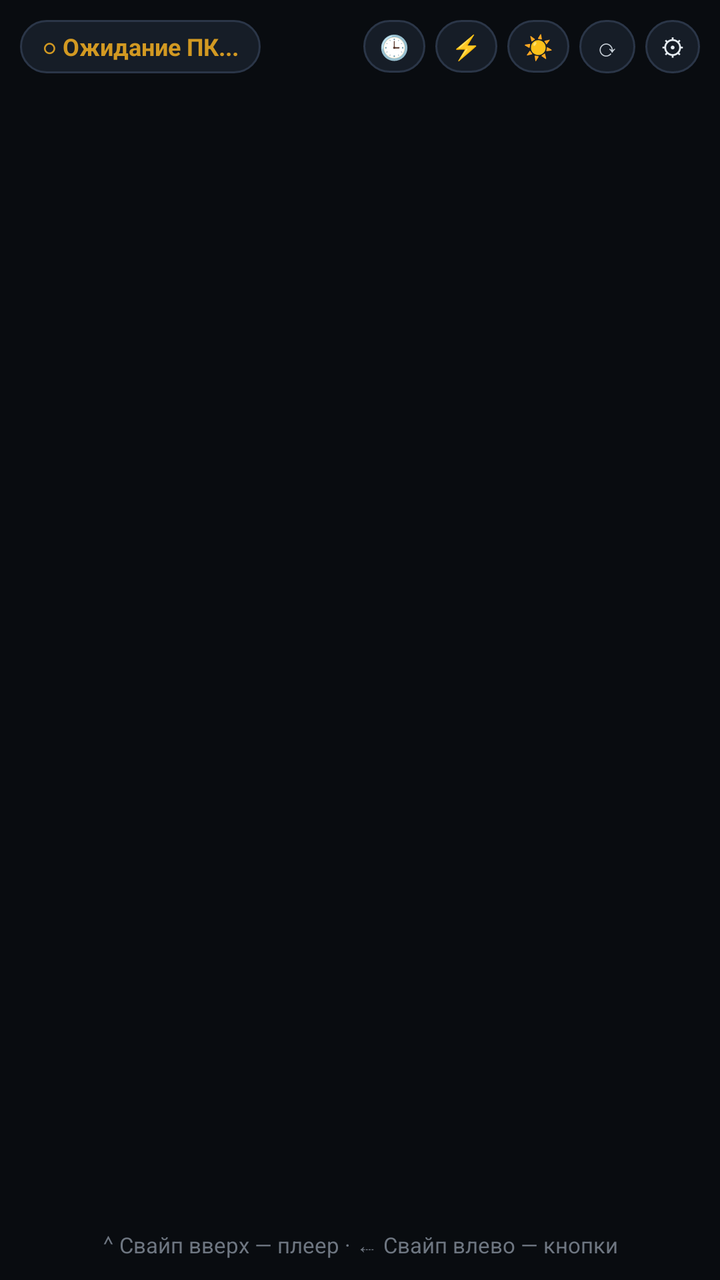
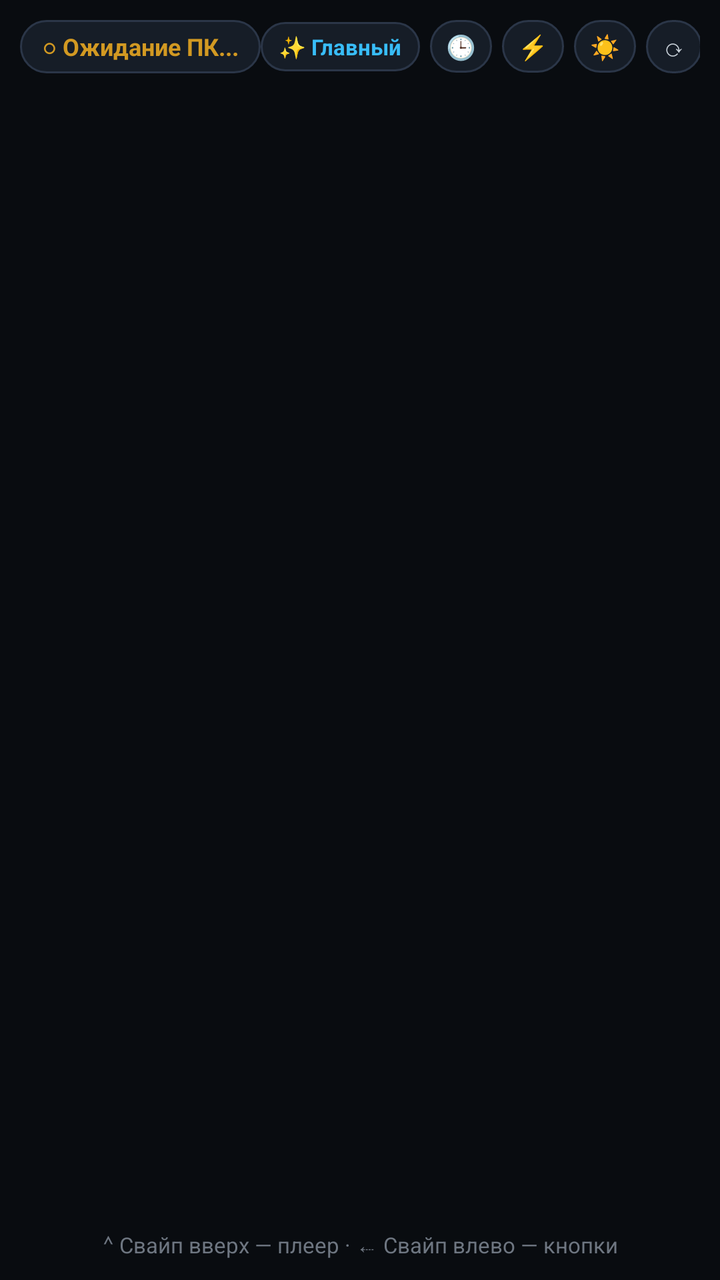

Two renders of the same Android screen: before a commit and after it. Below are the layout's source before the change and the commit's diff.
<!-- AndroidManifest.xml: application theme Theme.PCMonitorUSB -->
<!-- res/layout/activity_main.xml -->
<?xml version="1.0" encoding="utf-8"?>
<FrameLayout xmlns:android="http://schemas.android.com/apk/res/android"
    android:id="@+id/rootContainer"
    android:layout_width="match_parent"
    android:layout_height="match_parent"
    android:background="#090C10">

    
    <ImageView
        android:id="@+id/ivCustomBg"
        android:layout_width="match_parent"
        android:layout_height="match_parent"
        android:scaleType="centerCrop"
        android:visibility="gone" />

    <View
        android:id="@+id/customBgScrim"
        android:layout_width="match_parent"
        android:layout_height="match_parent"
        android:background="#88090C10"
        android:visibility="gone" />

    <LinearLayout
        android:id="@+id/rootLayout"
        android:layout_width="match_parent"
        android:layout_height="match_parent"
        android:orientation="vertical"
        android:padding="10dp">

        <LinearLayout
            android:layout_width="match_parent"
            android:layout_height="wrap_content"
            android:gravity="center_vertical"
            android:orientation="horizontal"
            android:paddingBottom="6dp">

            <TextView
                android:id="@+id/tvStatus"
                android:layout_width="wrap_content"
                android:layout_height="wrap_content"
                android:background="@drawable/status_pill_bg"
                android:paddingLeft="11dp"
                android:paddingTop="5dp"
                android:paddingRight="11dp"
                android:paddingBottom="5dp"
                android:text="○ Ожидание ПК..."
                android:textColor="#D29922"
                android:textSize="12sp"
                android:textStyle="bold" />

            <TextView
                android:id="@+id/tvGameName"
                android:layout_width="0dp"
                android:layout_height="wrap_content"
                android:layout_weight="1"
                android:ellipsize="end"
                android:maxLines="1"
                android:paddingLeft="8dp"
                android:paddingRight="6dp"
                android:text=""
                android:textColor="#8B949E"
                android:textSize="12sp" />

            <TextView
                android:id="@+id/btnUpdateApp"
                android:layout_width="wrap_content"
                android:layout_height="wrap_content"
                android:layout_marginEnd="5dp"
                android:background="@drawable/status_pill_bg"
                android:paddingLeft="9dp"
                android:paddingTop="5dp"
                android:paddingRight="9dp"
                android:paddingBottom="5dp"
                android:text="⬇ Обновить"
                android:textColor="#3FB950"
                android:textSize="11sp"
                android:textStyle="bold"
                android:visibility="gone" />

            <TextView
                android:id="@+id/btnClockMode"
                android:layout_width="wrap_content"
                android:layout_height="wrap_content"
                android:layout_marginEnd="5dp"
                android:background="@drawable/status_pill_bg"
                android:paddingLeft="8dp"
                android:paddingTop="5dp"
                android:paddingRight="8dp"
                android:paddingBottom="5dp"
                android:text="🕒"
                android:textColor="#E6EDF3"
                android:textSize="12sp" />

            <TextView
                android:id="@+id/btnMacros"
                android:layout_width="wrap_content"
                android:layout_height="wrap_content"
                android:layout_marginEnd="5dp"
                android:background="@drawable/status_pill_bg"
                android:paddingLeft="8dp"
                android:paddingTop="5dp"
                android:paddingRight="8dp"
                android:paddingBottom="5dp"
                android:text="⚡"
                android:textColor="#E6EDF3"
                android:textSize="12sp" />

            <TextView
                android:id="@+id/btnDim"
                android:layout_width="wrap_content"
                android:layout_height="wrap_content"
                android:layout_marginEnd="5dp"
                android:background="@drawable/status_pill_bg"
                android:paddingLeft="8dp"
                android:paddingTop="5dp"
                android:paddingRight="8dp"
                android:paddingBottom="5dp"
                android:text="☀"
                android:textColor="#C9D1D9"
                android:textSize="12sp" />

            <TextView
                android:id="@+id/btnRotate"
                android:layout_width="wrap_content"
                android:layout_height="wrap_content"
                android:layout_marginEnd="5dp"
                android:background="@drawable/status_pill_bg"
                android:paddingLeft="8dp"
                android:paddingTop="5dp"
                android:paddingRight="8dp"
                android:paddingBottom="5dp"
                android:text="⟳"
                android:textColor="#C9D1D9"
                android:textSize="12sp" />

            <TextView
                android:id="@+id/btnSettings"
                android:layout_width="wrap_content"
                android:layout_height="wrap_content"
                android:background="@drawable/status_pill_bg"
                android:paddingLeft="8dp"
                android:paddingTop="5dp"
                android:paddingRight="8dp"
                android:paddingBottom="5dp"
                android:text="⚙"
                android:textColor="#E6EDF3"
                android:textSize="12sp" />
        </LinearLayout>

        <GridLayout
            android:id="@+id/metricsGrid"
            android:layout_width="match_parent"
            android:layout_height="0dp"
            android:layout_weight="1"
            android:alignmentMode="alignBounds"
            android:useDefaultMargins="false" />

        <TextView
            android:id="@+id/tvMiniMedia"
            android:layout_width="match_parent"
            android:layout_height="wrap_content"
            android:ellipsize="end"
            android:gravity="center"
            android:maxLines="1"
            android:paddingTop="4dp"
            android:text="⌃ Свайп вверх — плеер · ⇠ Свайп влево — кнопки"
            android:textColor="#6E7681"
            android:textSize="11sp" />
    </LinearLayout>

    
    <LinearLayout
        android:id="@+id/standbyOverlay"
        android:layout_width="match_parent"
        android:layout_height="match_parent"
        android:background="#E605070A"
        android:gravity="center"
        android:orientation="vertical"
        android:padding="24dp"
        android:visibility="gone">

        <TextView
            android:id="@+id/tvClockTime"
            android:layout_width="wrap_content"
            android:layout_height="wrap_content"
            android:fontFamily="monospace"
            android:text="12:00"
            android:textColor="#FFFFFF"
            android:textSize="76sp"
            android:textStyle="bold" />

        <TextView
            android:id="@+id/tvClockDate"
            android:layout_width="wrap_content"
            android:layout_height="wrap_content"
            android:layout_marginTop="4dp"
            android:text=""
            android:textColor="#8B949E"
            android:textSize="16sp" />

        <TextView
            android:id="@+id/tvClockMedia"
            android:layout_width="wrap_content"
            android:layout_height="wrap_content"
            android:layout_marginTop="20dp"
            android:background="@drawable/glass_pill"
            android:ellipsize="end"
            android:maxLines="1"
            android:paddingLeft="16dp"
            android:paddingTop="7dp"
            android:paddingRight="16dp"
            android:paddingBottom="7dp"
            android:text="Нажми в любом месте — вернуться к датчикам"
            android:textColor="#C9D1D9"
            android:textSize="13sp" />
    </LinearLayout>

    
    <FrameLayout
        android:id="@+id/mediaOverlay"
        android:layout_width="match_parent"
        android:layout_height="match_parent"
        android:background="#090C10"
        android:visibility="gone">

        <ImageView
            android:id="@+id/ivMediaBackdrop"
            android:layout_width="match_parent"
            android:layout_height="match_parent"
            android:alpha="0.88"
            android:scaleType="centerCrop" />

        <View
            android:id="@+id/mediaScrim"
            android:layout_width="match_parent"
            android:layout_height="match_parent"
            android:background="@drawable/media_scrim" />

        <LinearLayout
            android:layout_width="match_parent"
            android:layout_height="match_parent"
            android:gravity="center_horizontal"
            android:orientation="vertical"
            android:paddingLeft="20dp"
            android:paddingTop="12dp"
            android:paddingRight="20dp"
            android:paddingBottom="14dp">

            <View
                android:id="@+id/btnCloseMedia"
                android:layout_width="48dp"
                android:layout_height="5dp"
                android:layout_marginBottom="10dp"
                android:background="@drawable/glass_pill" />

            <LinearLayout
                android:id="@+id/mediaBody"
                android:layout_width="match_parent"
                android:layout_height="0dp"
                android:layout_weight="1"
                android:gravity="center"
                android:orientation="horizontal">

                <ImageView
                    android:id="@+id/ivMediaArt"
                    android:layout_width="148dp"
                    android:layout_height="148dp"
                    android:layout_margin="12dp"
                    android:background="@drawable/card_bg"
                    android:elevation="16dp"
                    android:scaleType="centerCrop"
                    android:visibility="gone" />

                <LinearLayout
                    android:id="@+id/mediaRightCol"
                    android:layout_width="0dp"
                    android:layout_height="wrap_content"
                    android:layout_weight="1"
                    android:gravity="center_horizontal"
                    android:orientation="vertical"
                    android:paddingLeft="8dp"
                    android:paddingRight="8dp">

                    <LinearLayout
                        android:layout_width="wrap_content"
                        android:layout_height="wrap_content"
                        android:gravity="center_vertical"
                        android:orientation="horizontal">

                        <TextView
                            android:id="@+id/tvMediaStatus"
                            android:layout_width="wrap_content"
                            android:layout_height="wrap_content"
                            android:letterSpacing="0.08"
                            android:text="NOW PLAYING"
                            android:textAllCaps="true"
                            android:textColor="#58A6FF"
                            android:textSize="11sp"
                            android:textStyle="bold" />

                        <com.pcmonitor.usb.AudioVisualizerView
                            android:id="@+id/audioVisualizer"
                            android:layout_width="96dp"
                            android:layout_height="18dp"
                            android:layout_marginStart="10dp" />
                    </LinearLayout>

                    <TextView
                        android:id="@+id/tvMediaTitle"
                        android:layout_width="match_parent"
                        android:layout_height="wrap_content"
                        android:layout_marginTop="6dp"
                        android:ellipsize="end"
                        android:gravity="center"
                        android:maxLines="2"
                        android:text="Ничего не играет"
                        android:textColor="#FFFFFF"
                        android:textSize="22sp"
                        android:textStyle="bold" />

                    <TextView
                        android:id="@+id/tvMediaArtist"
                        android:layout_width="match_parent"
                        android:layout_height="wrap_content"
                        android:layout_marginTop="2dp"
                        android:ellipsize="end"
                        android:gravity="center"
                        android:maxLines="1"
                        android:text=""
                        android:textColor="#C2CCD6"
                        android:textSize="14sp" />

                    <ProgressBar
                        android:id="@+id/mediaProgress"
                        style="?android:attr/progressBarStyleHorizontal"
                        android:layout_width="match_parent"
                        android:layout_height="4dp"
                        android:layout_marginTop="12dp"
                        android:max="1000"
                        android:progress="0" />

                    <LinearLayout
                        android:layout_width="match_parent"
                        android:layout_height="wrap_content"
                        android:layout_marginTop="3dp"
                        android:orientation="horizontal">

                        <TextView
                            android:id="@+id/tvMediaPos"
                            android:layout_width="0dp"
                            android:layout_height="wrap_content"
                            android:layout_weight="1"
                            android:fontFamily="monospace"
                            android:text="0:00"
                            android:textColor="#9AA6B2"
                            android:textSize="11sp" />

                        <TextView
                            android:id="@+id/tvMediaDur"
                            android:layout_width="wrap_content"
                            android:layout_height="wrap_content"
                            android:fontFamily="monospace"
                            android:text="0:00"
                            android:textColor="#9AA6B2"
                            android:textSize="11sp" />
                    </LinearLayout>

                    <LinearLayout
                        android:layout_width="wrap_content"
                        android:layout_height="wrap_content"
                        android:layout_marginTop="12dp"
                        android:gravity="center"
                        android:orientation="horizontal">

                        <ImageView
                            android:id="@+id/btnPrev"
                            android:layout_width="48dp"
                            android:layout_height="48dp"
                            android:layout_marginEnd="18dp"
                            android:background="@drawable/glass_circle_btn"
                            android:padding="11dp"
                            android:src="@drawable/ic_prev" />

                        <ImageView
                            android:id="@+id/btnPlayPause"
                            android:layout_width="62dp"
                            android:layout_height="62dp"
                            android:layout_marginEnd="18dp"
                            android:background="@drawable/glass_circle_btn"
                            android:elevation="8dp"
                            android:padding="15dp"
                            android:src="@drawable/ic_play" />

                        <ImageView
                            android:id="@+id/btnNext"
                            android:layout_width="48dp"
                            android:layout_height="48dp"
                            android:background="@drawable/glass_circle_btn"
                            android:padding="11dp"
                            android:src="@drawable/ic_next" />
                    </LinearLayout>

                    <LinearLayout
                        android:layout_width="wrap_content"
                        android:layout_height="38dp"
                        android:layout_marginTop="12dp"
                        android:background="@drawable/glass_pill"
                        android:gravity="center"
                        android:orientation="horizontal"
                        android:paddingLeft="10dp"
                        android:paddingRight="10dp">

                        <ImageView
                            android:id="@+id/btnVolDown"
                            android:layout_width="36dp"
                            android:layout_height="36dp"
                            android:padding="8dp"
                            android:src="@drawable/ic_vol_down" />

                        <ImageView
                            android:id="@+id/btnVolMute"
                            android:layout_width="36dp"
                            android:layout_height="36dp"
                            android:layout_marginStart="6dp"
                            android:layout_marginEnd="6dp"
                            android:padding="8dp"
                            android:src="@drawable/ic_vol_mute" />

                        <ImageView
                            android:id="@+id/btnVolUp"
                            android:layout_width="36dp"
                            android:layout_height="36dp"
                            android:padding="8dp"
                            android:src="@drawable/ic_vol_up" />
                    </LinearLayout>
                </LinearLayout>
            </LinearLayout>
        </LinearLayout>
    </FrameLayout>

    
    <LinearLayout
        android:id="@+id/macroOverlay"
        android:layout_width="match_parent"
        android:layout_height="match_parent"
        android:background="#F5090C10"
        android:orientation="vertical"
        android:padding="12dp"
        android:visibility="gone">

        <LinearLayout
            android:layout_width="match_parent"
            android:layout_height="wrap_content"
            android:gravity="center_vertical"
            android:orientation="horizontal"
            android:paddingBottom="6dp">

            <TextView
                android:layout_width="0dp"
                android:layout_height="wrap_content"
                android:layout_weight="1"
                android:text="⚡ STREAM DECK"
                android:textColor="#E6EDF3"
                android:textSize="14sp"
                android:textStyle="bold" />

            <TextView
                android:id="@+id/btnCloseMacros"
                android:layout_width="wrap_content"
                android:layout_height="wrap_content"
                android:background="@drawable/status_pill_bg"
                android:paddingLeft="12dp"
                android:paddingTop="5dp"
                android:paddingRight="12dp"
                android:paddingBottom="5dp"
                android:text="✕ Свайп вправо"
                android:textColor="#8B949E"
                android:textSize="12sp" />
        </LinearLayout>

        
        <HorizontalScrollView
            android:id="@+id/obsBar"
            android:layout_width="match_parent"
            android:layout_height="wrap_content"
            android:layout_marginBottom="8dp"
            android:scrollbars="none"
            android:visibility="gone">

            <LinearLayout
                android:id="@+id/obsRow"
                android:layout_width="wrap_content"
                android:layout_height="wrap_content"
                android:gravity="center_vertical"
                android:orientation="horizontal">

                <TextView
                    android:id="@+id/btnObsStream"
                    android:layout_width="wrap_content"
                    android:layout_height="wrap_content"
                    android:layout_marginEnd="8dp"
                    android:background="@drawable/status_pill_bg"
                    android:paddingLeft="12dp"
                    android:paddingTop="6dp"
                    android:paddingRight="12dp"
                    android:paddingBottom="6dp"
                    android:text="● OBS Стрим"
                    android:textColor="#E6EDF3"
                    android:textSize="12sp"
                    android:textStyle="bold" />

                <TextView
                    android:id="@+id/btnObsRecord"
                    android:layout_width="wrap_content"
                    android:layout_height="wrap_content"
                    android:layout_marginEnd="10dp"
                    android:background="@drawable/status_pill_bg"
                    android:paddingLeft="12dp"
                    android:paddingTop="6dp"
                    android:paddingRight="12dp"
                    android:paddingBottom="6dp"
                    android:text="⏺ Запись"
                    android:textColor="#E6EDF3"
                    android:textSize="12sp"
                    android:textStyle="bold" />

                <LinearLayout
                    android:id="@+id/obsScenesRow"
                    android:layout_width="wrap_content"
                    android:layout_height="wrap_content"
                    android:orientation="horizontal" />
            </LinearLayout>
        </HorizontalScrollView>

        <GridLayout
            android:id="@+id/macroGrid"
            android:layout_width="match_parent"
            android:layout_height="0dp"
            android:layout_weight="1"
            android:alignmentMode="alignBounds"
            android:useDefaultMargins="false" />
    </LinearLayout>
</FrameLayout>
<!-- resources referenced by this layout -->
<resources>
  <!-- drawable card_bg (drawable) -->
  <?xml version="1.0" encoding="utf-8"?>
  <shape xmlns:android="http://schemas.android.com/apk/res/android" android:shape="rectangle">
      <solid android:color="#131922" />
      <stroke android:width="1dp" android:color="#243042" />
      <corners android:radius="14dp" />
  </shape>
  <!-- drawable glass_circle_btn (drawable) -->
  <?xml version="1.0" encoding="utf-8"?>
  <shape xmlns:android="http://schemas.android.com/apk/res/android" android:shape="oval">
      <solid android:color="#26FFFFFF" />
      <stroke android:width="1dp" android:color="#3DFFFFFF" />
  </shape>
  <!-- drawable glass_pill (drawable) -->
  <?xml version="1.0" encoding="utf-8"?>
  <shape xmlns:android="http://schemas.android.com/apk/res/android" android:shape="rectangle">
      <solid android:color="#24FFFFFF" />
      <stroke android:width="1dp" android:color="#33FFFFFF" />
      <corners android:radius="24dp" />
  </shape>
  <!-- drawable ic_next (drawable) -->
  <vector xmlns:android="http://schemas.android.com/apk/res/android"
      android:width="28dp" android:height="28dp" android:viewportWidth="24" android:viewportHeight="24">
      <path android:fillColor="#FFFFFF" android:pathData="M6,18l8.5,-6L6,6v12zM16,6v12h2V6h-2z"/>
  </vector>
  <!-- drawable ic_play (drawable) -->
  <vector xmlns:android="http://schemas.android.com/apk/res/android"
      android:width="34dp" android:height="34dp" android:viewportWidth="24" android:viewportHeight="24">
      <path android:fillColor="#090C10" android:pathData="M8,5.14v14l11,-7l-11,-7z"/>
  </vector>
  <!-- drawable ic_prev (drawable) -->
  <vector xmlns:android="http://schemas.android.com/apk/res/android"
      android:width="28dp" android:height="28dp" android:viewportWidth="24" android:viewportHeight="24">
      <path android:fillColor="#FFFFFF" android:pathData="M6,6h2v12H6V6zM9.5,12l8.5,6V6l-8.5,6z"/>
  </vector>
  <!-- drawable ic_vol_down (drawable) -->
  <vector xmlns:android="http://schemas.android.com/apk/res/android"
      android:width="20dp" android:height="20dp" android:viewportWidth="24" android:viewportHeight="24">
      <path android:fillColor="#E6EDF3" android:pathData="M18.5,12c0,-1.77 -1.02,-3.29 -2.5,-4.03v8.05c1.48,-0.73 2.5,-2.25 2.5,-4.02zM5,9v6h4l5,5V4L9,9H5z"/>
  </vector>
  <!-- drawable ic_vol_up (drawable) -->
  <vector xmlns:android="http://schemas.android.com/apk/res/android"
      android:width="20dp" android:height="20dp" android:viewportWidth="24" android:viewportHeight="24">
      <path android:fillColor="#E6EDF3" android:pathData="M3,9v6h4l5,5V4L7,9H3zM16.5,12c0,-1.77 -1.02,-3.29 -2.5,-4.03v8.05c1.48,-0.73 2.5,-2.25 2.5,-4.02zM14,3.23v2.06c2.89,0.86 5,3.54 5,6.71s-2.11,5.85 -5,6.71v2.06c4.01,-0.91 7,-4.49 7,-8.77s-2.99,-7.86 -7,-8.77z"/>
  </vector>
  <!-- drawable media_scrim (drawable) -->
  <?xml version="1.0" encoding="utf-8"?>
  <shape xmlns:android="http://schemas.android.com/apk/res/android" android:shape="rectangle">
      <gradient
          android:angle="270"
          android:startColor="#99080B10"
          android:centerColor="#CC080B10"
          android:endColor="#EE06080C" />
  </shape>
  <!-- drawable status_pill_bg (drawable) -->
  <?xml version="1.0" encoding="utf-8"?>
  <shape xmlns:android="http://schemas.android.com/apk/res/android" android:shape="rectangle">
      <solid android:color="#161D27" />
      <stroke android:width="1dp" android:color="#2B3648" />
      <corners android:radius="20dp" />
  </shape>
  <style name="Theme.PCMonitorUSB" parent="Theme.AppCompat.NoActionBar">
          <item name="android:windowBackground">#090C10</item>
          <item name="android:statusBarColor">#090C10</item>
          <item name="android:navigationBarColor">#090C10</item>
      </style>
  <!-- unchanged entries left out for length: 1 -->
</resources>

<!-- the commit's change to res/layout/activity_main.xml (unified diff, before → after) -->
@@ -76,6 +76,21 @@
                 android:textSize="11sp"
                 android:textStyle="bold"
                 android:visibility="gone" />
+
+            <TextView
+                android:id="@+id/btnPreset"
+                android:layout_width="wrap_content"
+                android:layout_height="wrap_content"
+                android:layout_marginEnd="5dp"
+                android:background="@drawable/status_pill_bg"
+                android:paddingLeft="9dp"
+                android:paddingTop="5dp"
+                android:paddingRight="9dp"
+                android:paddingBottom="5dp"
+                android:text="✨ Главный"
+                android:textColor="#38BDF8"
+                android:textSize="11sp"
+                android:textStyle="bold" />
 
             <TextView
                 android:id="@+id/btnClockMode"
